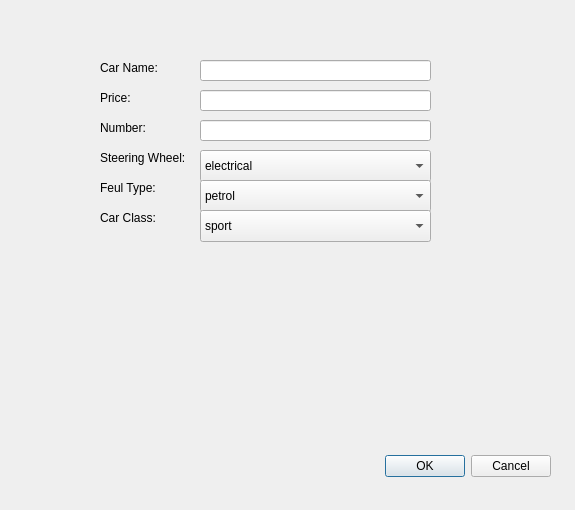
Above: Stor/addcar.ui from AP-projects-4001/IUT-s-crackpots before the change. Below: the same form after it.
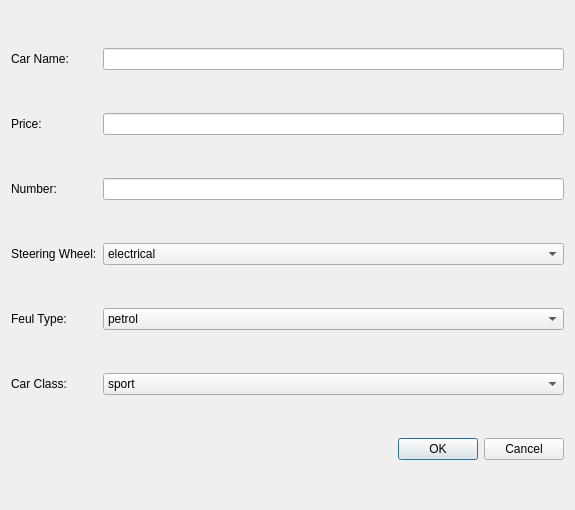
That is the form after the change.

The edit to the form file:
```diff
--- a/Stor/addcar.ui
+++ b/Stor/addcar.ui
@@ -13,139 +13,46 @@
   <property name="windowTitle">
    <string>Dialog</string>
   </property>
-  <widget class="QDialogButtonBox" name="buttonBox">
-   <property name="geometry">
-    <rect>
-     <x>210</x>
-     <y>450</y>
-     <width>341</width>
-     <height>32</height>
-    </rect>
-   </property>
-   <property name="orientation">
-    <enum>Qt::Horizontal</enum>
-   </property>
-   <property name="standardButtons">
-    <set>QDialogButtonBox::Cancel|QDialogButtonBox::Ok</set>
-   </property>
-  </widget>
+  <layout class="QGridLayout" name="gridLayout">
+   <item row="0" column="0">
   <widget class="QLabel" name="label">
-   <property name="geometry">
-    <rect>
-     <x>100</x>
-     <y>60</y>
-     <width>91</width>
-     <height>16</height>
-    </rect>
-   </property>
    <property name="text">
     <string>Car Name:</string>
    </property>
   </widget>
+   </item>
+   <item row="0" column="1">
+    <widget class="QLineEdit" name="lineEdit"/>
+   </item>
+   <item row="1" column="0">
   <widget class="QLabel" name="label_2">
-   <property name="geometry">
-    <rect>
-     <x>100</x>
-     <y>90</y>
-     <width>58</width>
-     <height>16</height>
-    </rect>
-   </property>
    <property name="text">
     <string>Price:</string>
    </property>
   </widget>
+   </item>
+   <item row="1" column="1">
+    <widget class="QLineEdit" name="lineEdit_2"/>
+   </item>
+   <item row="2" column="0">
   <widget class="QLabel" name="label_3">
-   <property name="geometry">
-    <rect>
-     <x>100</x>
-     <y>120</y>
-     <width>58</width>
-     <height>16</height>
-    </rect>
-   </property>
    <property name="text">
     <string>Number:</string>
    </property>
   </widget>
+   </item>
+   <item row="2" column="1">
+    <widget class="QLineEdit" name="lineEdit_3"/>
+   </item>
+   <item row="3" column="0">
   <widget class="QLabel" name="label_4">
-   <property name="geometry">
-    <rect>
-     <x>100</x>
-     <y>150</y>
-     <width>101</width>
-     <height>16</height>
-    </rect>
-   </property>
    <property name="text">
     <string>Steering Wheel:</string>
    </property>
   </widget>
-  <widget class="QLabel" name="label_5">
-   <property name="geometry">
-    <rect>
-     <x>100</x>
-     <y>180</y>
-     <width>81</width>
-     <height>16</height>
-    </rect>
-   </property>
-   <property name="text">
-    <string>Feul Type:</string>
-   </property>
-  </widget>
-  <widget class="QLabel" name="label_6">
-   <property name="geometry">
-    <rect>
-     <x>100</x>
-     <y>210</y>
-     <width>71</width>
-     <height>16</height>
-    </rect>
-   </property>
-   <property name="text">
-    <string>Car Class:</string>
-   </property>
-  </widget>
-  <widget class="QLineEdit" name="lineEdit">
-   <property name="geometry">
-    <rect>
-     <x>200</x>
-     <y>60</y>
-     <width>231</width>
-     <height>21</height>
-    </rect>
-   </property>
-  </widget>
-  <widget class="QLineEdit" name="lineEdit_2">
-   <property name="geometry">
-    <rect>
-     <x>200</x>
-     <y>90</y>
-     <width>231</width>
-     <height>21</height>
-    </rect>
-   </property>
-  </widget>
-  <widget class="QLineEdit" name="lineEdit_3">
-   <property name="geometry">
-    <rect>
-     <x>200</x>
-     <y>120</y>
-     <width>231</width>
-     <height>21</height>
-    </rect>
-   </property>
-  </widget>
+   </item>
+   <item row="3" column="1">
   <widget class="QComboBox" name="comboBox">
-   <property name="geometry">
-    <rect>
-     <x>200</x>
-     <y>150</y>
-     <width>231</width>
-     <height>32</height>
-    </rect>
-   </property>
    <item>
     <property name="text">
      <string>electrical</string>
@@ -157,15 +64,16 @@
     </property>
    </item>
   </widget>
+   </item>
+   <item row="4" column="0">
+    <widget class="QLabel" name="label_5">
+     <property name="text">
+      <string>Feul Type:</string>
+     </property>
+    </widget>
+   </item>
+   <item row="4" column="1">
   <widget class="QComboBox" name="comboBox_2">
-   <property name="geometry">
-    <rect>
-     <x>200</x>
-     <y>180</y>
-     <width>231</width>
-     <height>32</height>
-    </rect>
-   </property>
    <item>
     <property name="text">
      <string>petrol</string>
@@ -192,15 +100,16 @@
     </property>
    </item>
   </widget>
+   </item>
+   <item row="5" column="0">
+    <widget class="QLabel" name="label_6">
+     <property name="text">
+      <string>Car Class:</string>
+     </property>
+    </widget>
+   </item>
+   <item row="5" column="1">
   <widget class="QComboBox" name="comboBox_3">
-   <property name="geometry">
-    <rect>
-     <x>200</x>
-     <y>210</y>
-     <width>231</width>
-     <height>32</height>
-    </rect>
-   </property>
    <item>
     <property name="text">
      <string>sport</string>
@@ -212,6 +121,18 @@
     </property>
    </item>
   </widget>
+   </item>
+   <item row="6" column="1">
+    <widget class="QDialogButtonBox" name="buttonBox">
+     <property name="orientation">
+      <enum>Qt::Horizontal</enum>
+     </property>
+     <property name="standardButtons">
+      <set>QDialogButtonBox::Cancel|QDialogButtonBox::Ok</set>
+     </property>
+    </widget>
+   </item>
+  </layout>
  </widget>
  <resources/>
  <connections>
```
Lines whose indentation alone changed are shown as unchanged.
